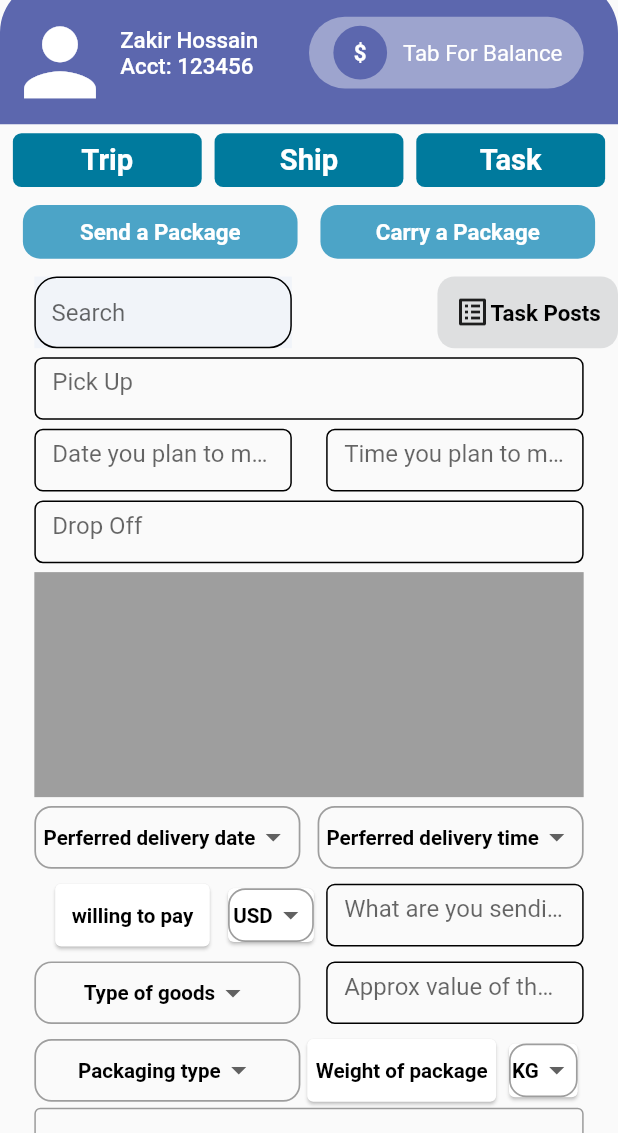
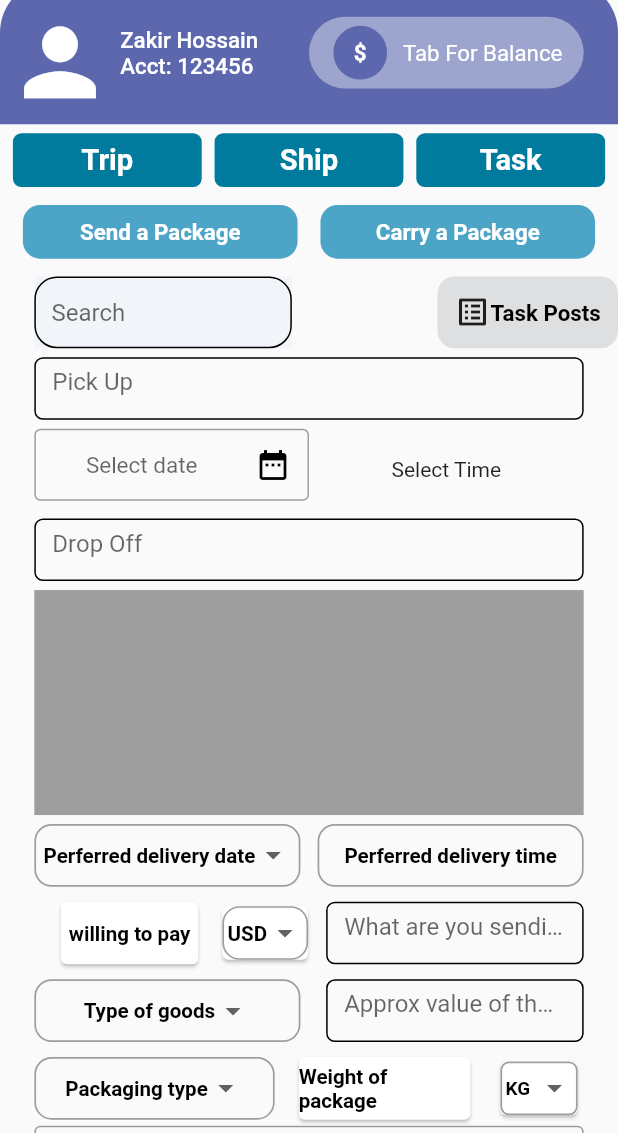
Before and after one commit to thohid44/walid, a Flutter app: the ShipHomePage screen opened directly, on a phone screen of 412 x 824 dp, the part 103-1236 px from its top. Run offline on Flutter 3.47's test engine with Material 2 defaults, Android fonts, the phone set to English and light mode, and no system bars; our stand-ins replace flutter_screenutil, font_awesome_flutter, get, get_storage; accounts and stored records are empty.

Commit message:
Send a package -ship

```diff
--- a/lib/pages/Ship/views/send_a_package.dart
+++ b/lib/pages/Ship/views/send_a_package.dart
@@ -1,11 +1,20 @@
+
+
 import 'package:flutter/material.dart';
 import 'package:flutter_screenutil/flutter_screenutil.dart';
+import 'package:intl/intl.dart';
 import 'package:triptask/Utils/colors.dart';
 import 'package:triptask/Widget/customButtonOne.dart';
 import 'package:triptask/pages/TripPages/views/trip_page.dart';
 
-class SendAPackage extends StatelessWidget {
+class SendAPackage extends StatefulWidget {
+  @override
+  State<SendAPackage> createState() => _SendAPackageState();
+}
+
+class _SendAPackageState extends State<SendAPackage> {
   final TextEditingController search = TextEditingController();
+
   List<DropdownMenuItem<String>> get vehicleItem {
     List<DropdownMenuItem<String>> destination = [
       const DropdownMenuItem(
@@ -74,6 +83,14 @@ class SendAPackage extends StatelessWidget {
 
   String willing = "USD";
 
+final TextEditingController pickup = TextEditingController();
+
+final TextEditingController dateData= TextEditingController();
+
+final TextEditingController timeData = TextEditingController();
+
+final TextEditingController dropOff= TextEditingController();
+
   @override
   Widget build(BuildContext context) {
     return Column(
@@ -85,9 +102,10 @@ class SendAPackage extends StatelessWidget {
             width: 320.w,
             height: 35.h,
             child: CustomForm(
+
               hinttext: "Pick Up",
               radius: 5.r,
-              textController: search,
+              textController: pickup,
             )),
         SizedBox(
           height: 5.h,
@@ -97,22 +115,13 @@ class SendAPackage extends StatelessWidget {
           child: Row(
             mainAxisAlignment: MainAxisAlignment.spaceBetween,
             children: [
-              Container(
-                  width: 150.w,
-                  height: 35.h,
-                  child: CustomForm(
-                    hinttext: "Date you plan to mail the item",
-                    radius: 5.r,
-                    textController: search,
-                  )),
-              Container(
-                  width: 150.w,
-                  height: 35.h,
-                  child: CustomForm(
-                    hinttext: "Time you plan to mail the item",
-                    radius: 5.r,
-                    textController: search,
-                  ))
+                 Container(width: 160.w, height: 45.h, child: _buildDatePicker()),
+
+                  InkWell(
+                    onTap: _showTimePicker,
+                    child: Container(
+                      alignment: Alignment.center,
+                      width: 160.w, height: 45.h, child:_timeOfDay !=null?Text(_timeOfDay!.format(context).toString()): Text("Select Time"),)),
             ],
           ),
         ),
@@ -126,7 +135,7 @@ class SendAPackage extends StatelessWidget {
             child: CustomForm(
               hinttext: "Drop Off ",
               radius: 5.r,
-              textController: search,
+              textController: dropOff,
             )),
         SizedBox(
           height: 5.h,
@@ -165,22 +174,20 @@ class SendAPackage extends StatelessWidget {
               SizedBox(
                 width: 5.w,
               ),
-              Container(
+              InkWell(
+                onTap: _deliveryTimePicker,
+                child: Container(
                   alignment: Alignment.center,
                   height: 35.h,
                   width: 155.w,
                   decoration: BoxDecoration(
                       border: Border.all(width: 1.w, color: Colors.grey),
                       borderRadius: BorderRadius.circular(10.r)),
-                child: DropdownButton(
-                  underline: SizedBox(),
-                  style: TextStyle(
+                  // ignore: unnecessary_null_comparison
+                  child: delivaryTime !=null ? Text(delivaryTime!.format(context).toString()):  Text("Perferred delivery time" ,style: TextStyle(
                         fontSize: 12.sp,
                         fontWeight: FontWeight.bold,
-                      color: Colors.black),
-                  value: deliveryTime,
-                  onChanged: (value) {},
-                  items: deliveryTimes,
+                        color: Colors.black),)
                 ),
               ),
             ],
@@ -201,7 +208,7 @@ class SendAPackage extends StatelessWidget {
               Card(
                 child: Container(
                   height: 35.h,
-                  width: 90.w,
+                  width: 80.w,
                   alignment: Alignment.center,
                   child: Text(
                     "willing to pay",
@@ -298,7 +305,7 @@ class SendAPackage extends StatelessWidget {
                  Container(
                 alignment: Alignment.center,
                 height: 35.h,
-                width: 155.w,
+                width: 140.w,
                 decoration: BoxDecoration(
                     border: Border.all(width: 1.w, color: Colors.grey),
                     borderRadius: BorderRadius.circular(10.r)),
@@ -316,13 +323,13 @@ class SendAPackage extends StatelessWidget {
               Card(
                 child: Container(
                   height: 35.h,
-                  width: 110.w,
+                  width: 100.w,
                   alignment: Alignment.center,
                   child: Text(
                     "Weight of package",
                     style: TextStyle(
                         fontSize: 12.sp,
-                        fontWeight: FontWeight.bold,
+                        fontWeight: FontWeight.w600,
                         color: Colors.black),
                   ),
                 ),
@@ -331,14 +338,16 @@ class SendAPackage extends StatelessWidget {
                 child: Container(
                   alignment: Alignment.center,
                   height: 30.h,
-                  width: 40.w,
+                  padding: EdgeInsets.symmetric(horizontal: 2.w),
+                  width: 45.w,
                   decoration: BoxDecoration(
                       border: Border.all(width: 1.w, color: Colors.grey),
-                      borderRadius: BorderRadius.circular(10.r)),
+                      borderRadius: BorderRadius.circular(5.r)),
                   child: DropdownButton(
                     underline: SizedBox(),
+                    isExpanded: true,
                     style: TextStyle(
-                        fontSize: 12.sp,
+                        fontSize: 11.sp,
                         fontWeight: FontWeight.bold,
                         color: Colors.black),
                     value: weightOfPackage,
@@ -375,4 +384,97 @@ class SendAPackage extends StatelessWidget {
       ],
     );
   }
+
+
+
+  DateTime selectedDate = DateTime.now();
+
+
+  late String date;
+
+  late String weekDay;
+
+  Widget _buildDatePicker() {
+    return TextFormField(
+        controller: dateData,
+        readOnly: true,
+        textAlign: TextAlign.center,
+        decoration:  InputDecoration(
+          contentPadding: EdgeInsets.all(8.0),
+          suffixIcon:const Icon(
+            Icons.date_range,
+            color: Colors.black,
+          ),
+          hintText: "Select date",
+          hintMaxLines: 1,
+          hintStyle: TextStyle(fontSize: 15.0),
+          enabledBorder:
+              OutlineInputBorder(borderSide: BorderSide(color: Colors.grey)),
+          focusedBorder:
+              OutlineInputBorder(borderSide: BorderSide(color: Colors.grey)),
+        ),
+        onTap: () async {
+          final pickedDate = await selectDate(
+              context: context,
+              initialDate: selectedDate,
+              allowedDays: _allowedDays);
+          if (pickedDate != null && pickedDate != selectedDate) {
+            setState(() {
+              selectedDate = pickedDate;
+              dateData.text =
+                  DateFormat('yyyy-MM-dd').format(selectedDate);
+              print("thohid ${dateData.text}");
+            });
           }
+        });
+  }
+
+  bool _allowedDays(DateTime day) {
+    if ((day.isBefore(DateTime.now()))) {
+      return true;
+    }
+    return false;
+  }
+
+  selectDate(
+      {required BuildContext context,
+      required DateTime initialDate,
+      required allowedDays}) async {
+    final selected = await showDatePicker(
+      context: context,
+      initialDate: initialDate,
+      firstDate: DateTime(2010),
+      lastDate: DateTime(2025),
+      selectableDayPredicate: allowedDays,
+      builder: (context, child) {
+        return Theme(
+          data: Theme.of(context).copyWith(
+            textButtonTheme: TextButtonThemeData(
+              style: TextButton.styleFrom(),
+            ),
+          ),
+          child: child!,
+        );
+      },
+    );
+    return selected;
+  }
+
+  TimeOfDay? _timeOfDay;
+  void _showTimePicker() async{
+    showTimePicker(context: context, initialTime: TimeOfDay.now()).then((value) {
+      setState(() {
+        _timeOfDay = value!;
+      });
+    });
+  }
+    TimeOfDay? delivaryTime;
+  void _deliveryTimePicker() async{
+    showTimePicker(context: context, initialTime: TimeOfDay.now()).then((value) {
+      setState(() {
+        delivaryTime = value!;
+      });
+    });
+  }
+
+}
--- a/lib/pages/Ship/views/shipPage.dart
+++ b/lib/pages/Ship/views/shipPage.dart
@@ -194,7 +194,7 @@ class _ShipHomePageState extends State<ShipHomePage> {
               )
             ],
           ),
-          Container(height: 550.h, child: widgetList[index])
+          Container(height: 600.h, child: widgetList[index])
         ],
       ),
     );
--- a/lib/pages/TripPages/views/trip_page.dart
+++ b/lib/pages/TripPages/views/trip_page.dart
@@ -145,7 +145,7 @@ class _TripPageState extends State<TripPage> {
                       color: Color(0xff4CA4C7),
                       borderRadius: BorderRadius.circular(10.r)),
                   child: Text(
-                    "Give a Ride",
+                    "Get a Ride",
                     style: TextStyle(
                       fontSize: 13.sp,
                       fontWeight: FontWeight.w700,
--- a/pubspec.yaml
+++ b/pubspec.yaml
@@ -40,6 +40,7 @@ dependencies:
   font_awesome_flutter: ^10.4.0
   google_maps_flutter: ^2.2.5
   http:
+  intl: ^0.18.0
   get_storage: ^2.1.1
 dev_dependencies:
   flutter_test:
```
Also changed, not shown: lib/Api_services/ApiService.dart (+26 -55 lines), lib/pages/Ship/controller/send_package_controller.dart (added, +44 -0 lines), lib/pages/TripPages/controller/TripController.dart (added, +55 -0 lines), lib/pages/TripPages/views/get_A_Ride.dart (+44 -8 lines), pubspec.lock, 1 other file. Lines whose indentation alone changed are shown as unchanged.
